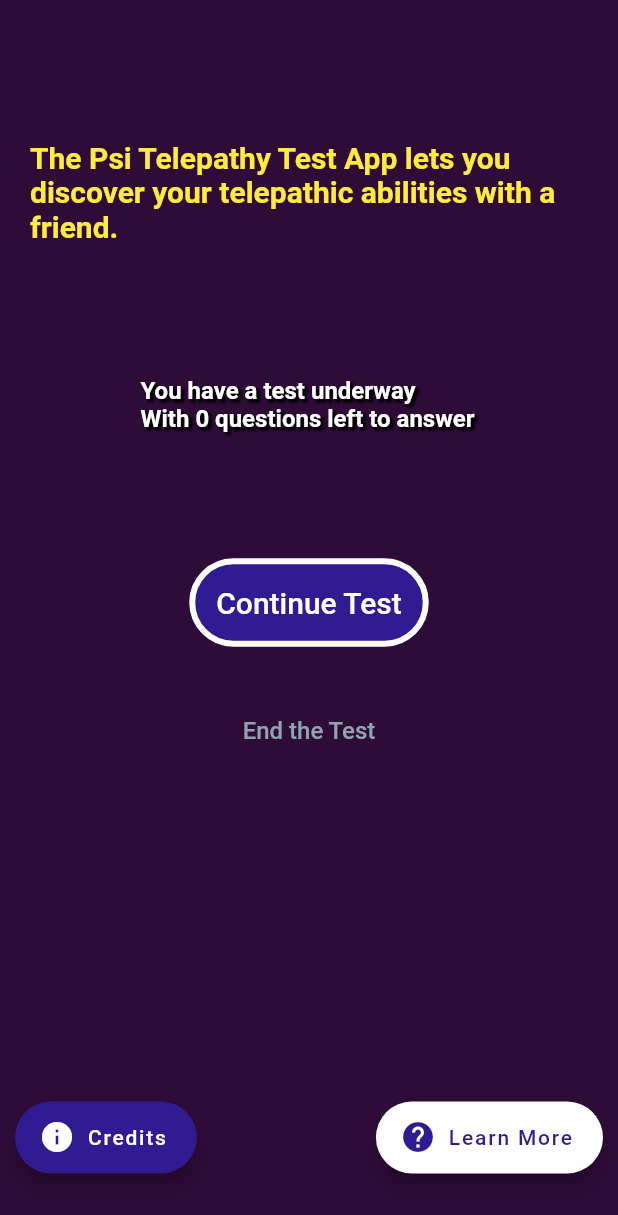
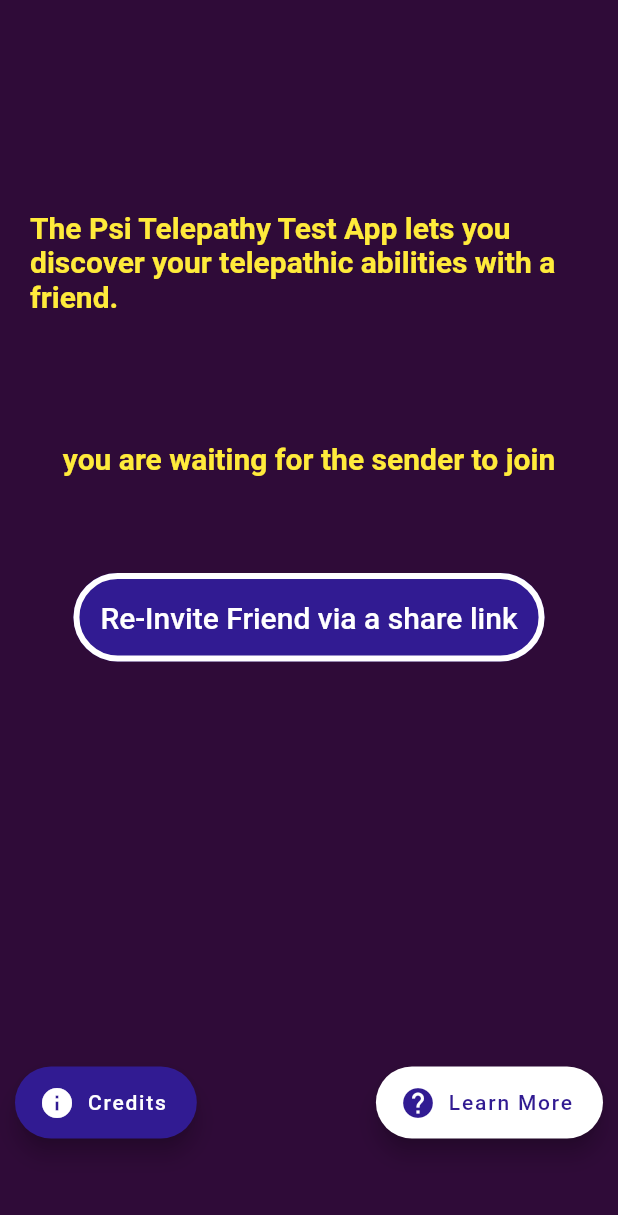
Before and after one commit to krisrandall/psi-app, a Flutter app: the HomePage widget shown alone on an empty page, opened directly with empty values, on a phone screen of 412 x 824 dp. Shown: the top 1215 px of the screen. Run offline on Flutter 3.47's test engine with Material 2 defaults, Android fonts, the phone set to English and light mode, and no system bars; our stand-ins replace bloc, cloud_firestore, equatable, firebase_auth, firebase_dynamic_links, flutter_bloc and 3 more; accounts and stored records are empty; network calls fail.

Commit message:
homeScreen screenOptions added

```diff
--- a/app/lib/screens/homeScreen.dart
+++ b/app/lib/screens/homeScreen.dart
@@ -57,8 +57,49 @@ class HomePage extends StatelessWidget {
             }),
           ];
 
-    List<Widget> screenOptions =
-        (currentTest == null) ? noActiveTestOptions : activeTestScreen;
+    /*List<Widget> testUnderway = [
+      CopyText(
+          "There is a test underway and you are the $currentTest.myRole.\n\nGo back and complete the test."),
+      Button(
+        'Continue Test',
+        () {
+          goToScreen(context, TestScreen());
+        },
+      )
+    ];
+*/
+    List<Widget> awaitingReceiver = [
+      TitleText('you are waiting for the receiver to join'),
+      Button(
+        'Re-Invite Friend via a share link',
+        () {
+          BlocProvider.of<PsiTestSaveBloc>(context)
+              .add(SharePsiTest(test: currentTest));
+        },
+      )
+    ];
+
+    List<Widget> awaitingSender = [
+      TitleText('you are waiting for the sender to join'),
+      Button(
+        'Re-Invite Friend via a share link',
+        () {
+          BlocProvider.of<PsiTestSaveBloc>(context)
+              .add(SharePsiTest(test: currentTest));
+        },
+      )
+    ];
+
+    List<Widget> screenOptions = [];
+    if (currentTest == null) {
+      screenOptions = noActiveTestOptions;
+    } else if (currentTest.testStatus == PsiTestStatus.UNDERWAY) {
+      screenOptions = activeTestScreen;
+    } else if (currentTest.testStatus == PsiTestStatus.AWAITING_SENDER) {
+      screenOptions = awaitingSender;
+    } else if (currentTest.testStatus == PsiTestStatus.AWAITING_RECEIVER) {
+      screenOptions = awaitingReceiver;
+    }
 
     return Column(
       mainAxisAlignment: MainAxisAlignment.spaceEvenly,
```
